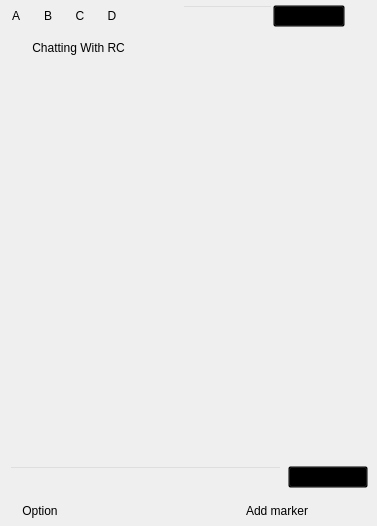
Above: deliciousClient/mainwindow.ui from gaoxiaojun/delicacymap before the change. Below: the same form after it.
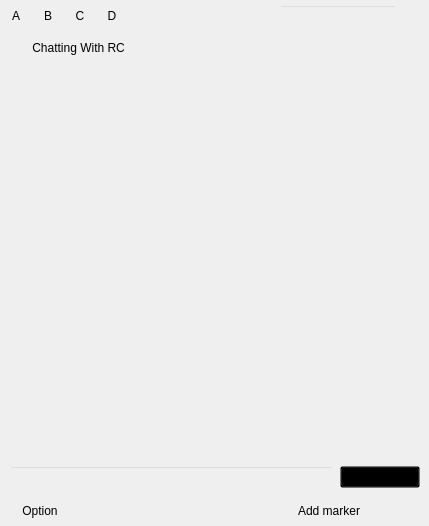
That is the form after the change. Icons and pictures are not drawn.

Patch:
```diff
--- a/deliciousClient/mainwindow.ui
+++ b/deliciousClient/mainwindow.ui
@@ -6,7 +6,7 @@
    <rect>
     <x>0</x>
     <y>0</y>
-    <width>377</width>
+    <width>429</width>
     <height>526</height>
    </rect>
   </property>
@@ -212,9 +212,6 @@
         </property>
        </widget>
       </item>
-      <item>
-       <widget class="QComboBox" name="comboBox"/>
-      </item>
       <item>
        <widget class="QToolButton" name="toolButton_Search">
         <property name="minimumSize">
```
